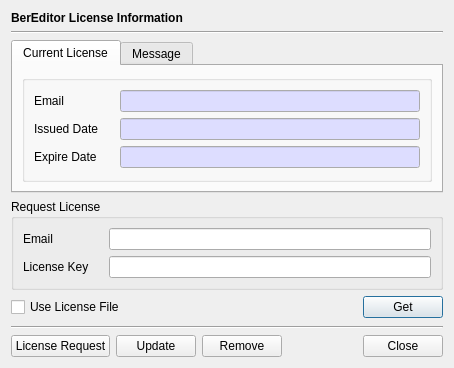
The window that BerEditor/lcn_info_dlg.ui (jykim74/BerEditor) describes before a commit, drawn with Qt 5.
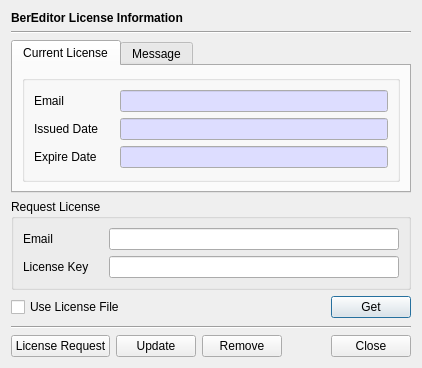
The same window after the commit. The open tabs and pages were chosen to show the change. Icons and pictures are not drawn.

```diff
--- a/BerEditor/lcn_info_dlg.ui
+++ b/BerEditor/lcn_info_dlg.ui
@@ -6,7 +6,7 @@
    <rect>
     <x>0</x>
     <y>0</y>
-    <width>454</width>
+    <width>418</width>
     <height>368</height>
    </rect>
   </property>
@@ -35,6 +35,12 @@
    </item>
    <item>
     <widget class="QTabWidget" name="tabWidget">
+     <property name="minimumSize">
+      <size>
+       <width>400</width>
+       <height>0</height>
+      </size>
+     </property>
      <property name="currentIndex">
       <number>1</number>
      </property>
```
Left out of the diff: 2 changed lines with no effect on the pictures.
